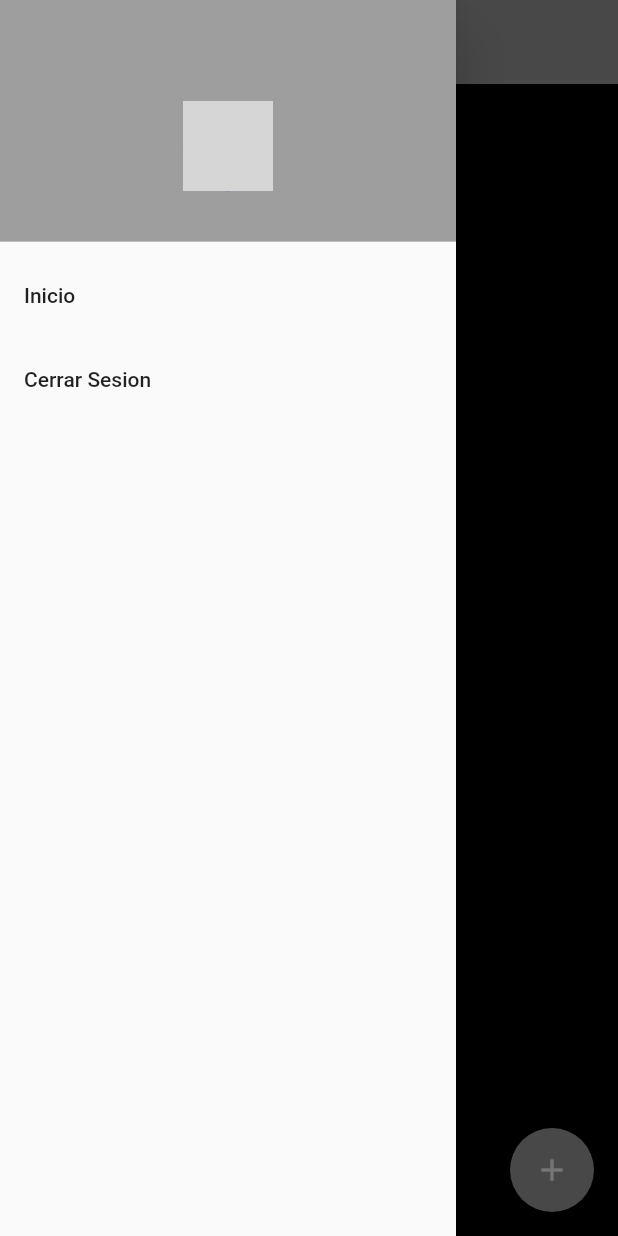
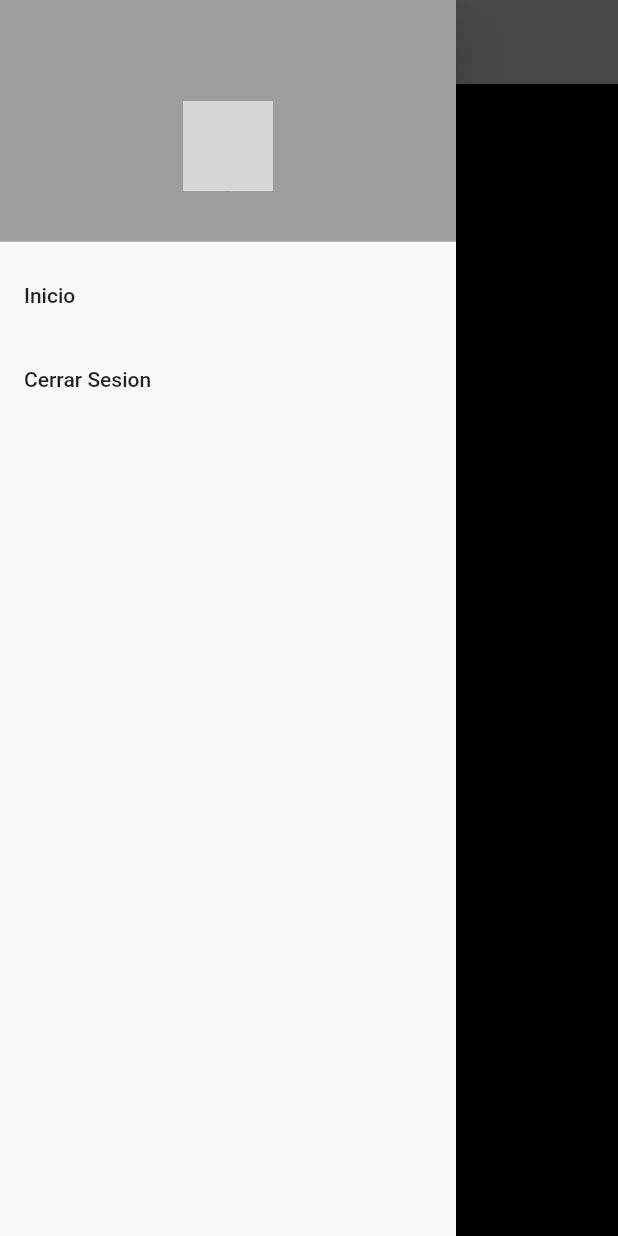
Before and after one commit to driosn/appcristiana, a Flutter app: the EventosScreen screen opened directly with empty values, with the side drawer open, on a phone screen of 412 x 824 dp. Run offline on Flutter 3.47's test engine with Material 2 defaults, Android fonts, the phone set to English and light mode, and no system bars; our stand-ins replace chewie, firebase_auth, firebase_database, firebase_storage, google_sign_in, image_picker and 1 more; missing offline and left inert: audioplayer, flutter_auth_buttons, flutter_video_compress; accounts and stored records are empty; network calls fail; grey boxes are pictures that could not be loaded.

Commit message:
Login Changes and Administrator account

```diff
--- a/lib/screens/auth/loginpage.dart
+++ b/lib/screens/auth/loginpage.dart
@@ -28,6 +28,7 @@ class _LoginPageState extends State<LoginPage> {
   @override
   Widget build(BuildContext context) {
     return Scaffold(
+      resizeToAvoidBottomPadding: false,
       appBar: AppBar(
         title: Text('Iniciar Sesion'),
         backgroundColor: Colors.grey,
@@ -43,9 +44,11 @@ class _LoginPageState extends State<LoginPage> {
                 labelText: 'Email',
                 icon: Icon(Icons.email)
               ),
+              keyboardType: TextInputType.emailAddress,
             ),
             SizedBox(height: 15.0),
             TextField(
+              obscureText: true,
               controller: _passwordController,
               decoration: InputDecoration(
                 labelText: 'Password',
--- a/lib/screens/blog_screen/blog_screen.dart
+++ b/lib/screens/blog_screen/blog_screen.dart
@@ -55,7 +55,7 @@ class _BlogScreenState extends State<BlogScreen> {
         title: Text('Blogs'),
         backgroundColor: Colors.grey,
       ),
-      floatingActionButton: widget.details.userName == 'David Rios' ? FloatingActionButton(
+      floatingActionButton: widget.details.userName == 'ubbadmin@admin.com' ? FloatingActionButton(
         onPressed: () => _createNewBlog(context),
         backgroundColor: Colors.grey,
         child: Icon(Icons.add),
@@ -125,7 +125,7 @@ class _BlogScreenState extends State<BlogScreen> {
                               Positioned(
                                 left: 15.0,
                                 top: 10.0,
-                                child: widget.details.userName == 'David Rios' ?
+                                child: widget.details.userName == 'ubbadmin@admin.com' ?
                                   InkWell(
                                     child: Icon(
                                               Icons.delete,
--- a/lib/screens/eventos_screen/eventos_screen.dart
+++ b/lib/screens/eventos_screen/eventos_screen.dart
@@ -55,11 +55,11 @@ class _EventosScreenState extends State<EventosScreen> {
         title: Text('Eventos'),
         backgroundColor: Colors.grey,
       ),
-      floatingActionButton: FloatingActionButton(
+      floatingActionButton: widget.details.userName == 'ubbadmin@admin.com' ? FloatingActionButton(
         onPressed: () => _createNewEvent(context),
         backgroundColor: Colors.grey,
         child: Icon(Icons.add),
-      ),
+      ) : null,
       drawer: Drawer(
           child: ListView(
           // Important: Remove any padding from the ListView.
@@ -125,7 +125,7 @@ class _EventosScreenState extends State<EventosScreen> {
                               Positioned(
                                 left: 15.0,
                                 top: 10.0,
-                                child: widget.details.userName == 'David Rios' ?
+                                child: widget.details.userName == 'ubbadmin@admin.com' ?
                                   InkWell(
                                     child: Icon(
                                               Icons.delete,
```
Also changed, not shown: lib/screens/iglesias_screen/iglesias_screen.dart (+4 -7 lines).
